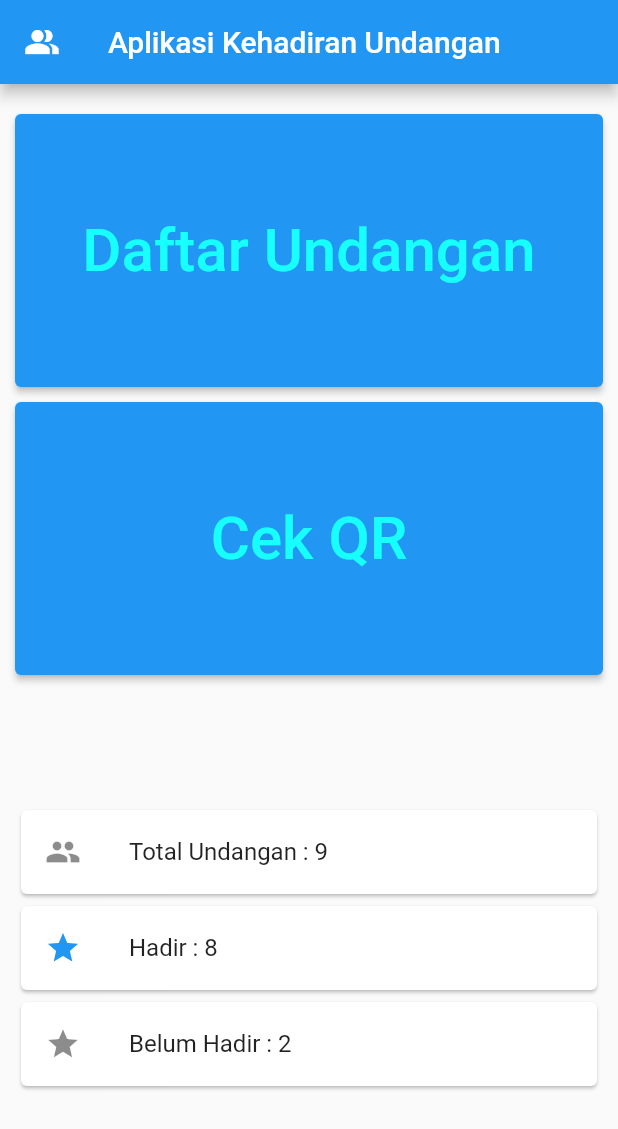
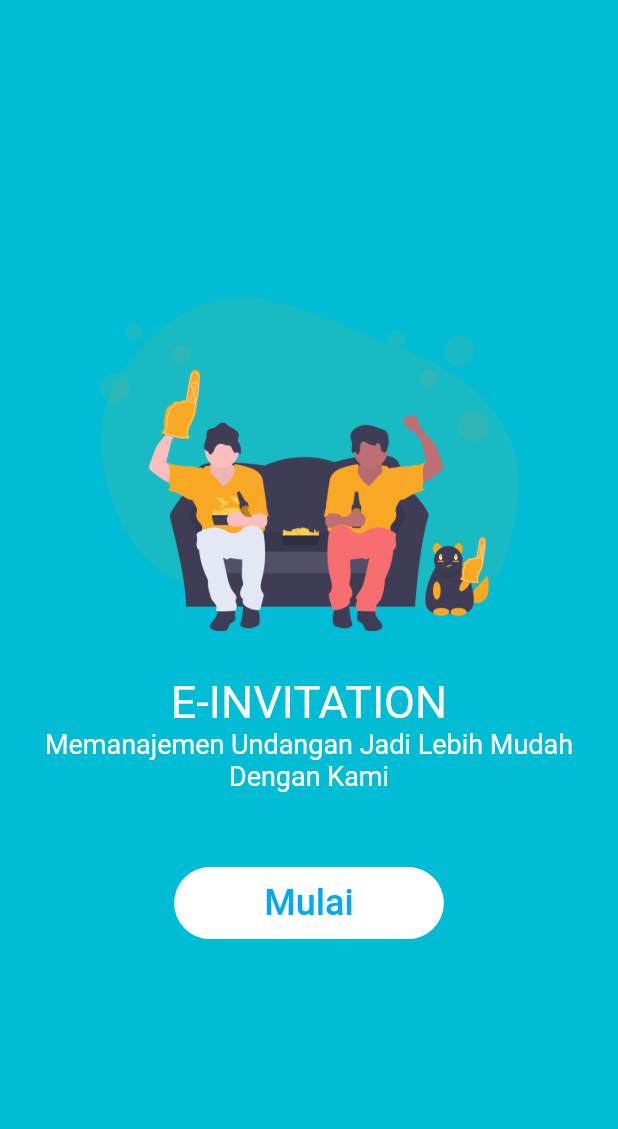
Before and after one commit to deyan-ardi/mobile-undangan-flutter, a Flutter app: the screen it shows after launch, on a phone screen of 412 x 824 dp. Shown: the top 1129 px of the screen. Run offline on Flutter 3.47's test engine with Material 2 defaults, Android fonts, the phone set to English and light mode, and no system bars; missing offline and left inert: qr_code_scanner; Roboto replaces fonts that are missing (Fonts1).

Commit message:
Penambahan fitur-fitur

```diff
--- /dev/null
+++ b/lib/landing.dart
@@ -0,0 +1,97 @@
+import 'package:flutter/material.dart';
+import 'select_figure.dart';
+
+class LandingPage extends StatelessWidget {
+  @override
+  Widget build(BuildContext context) {
+    return Scaffold(
+      body: Center(
+        child: Column(
+          mainAxisAlignment: MainAxisAlignment.center,
+          children: <Widget>[
+            Picture(),
+            TextName(),
+            TextDescription(),
+            ContinueButton(),
+          ],
+        ),
+      ),
+      backgroundColor: Colors.cyan,
+    );
+  }
+}
+
+class TextName extends StatelessWidget {
+  @override
+  Widget build(BuildContext context) {
+    return Container(
+      child: Text(
+        'E-INVITATION',
+        style: TextStyle(
+          fontFamily: "Fonts1",
+          color: Colors.white,
+          fontSize: 30,
+        ),
+      ),
+      margin: const EdgeInsets.only(top: 30.0),
+    );
+  }
+}
+
+class TextDescription extends StatelessWidget {
+  @override
+  Widget build(BuildContext context) {
+    return Container(
+      child: Padding(
+        padding: EdgeInsets.symmetric(horizontal: 20.0),
+        child: Text(
+          'Memanajemen Undangan Jadi Lebih Mudah Dengan Kami',
+          textAlign: TextAlign.center,
+          style: TextStyle(
+            color: Colors.white,
+            fontSize: 18,
+          ),
+        ),
+      ),
+    );
+  }
+}
+
+class Picture extends StatelessWidget {
+  @override
+  Widget build(BuildContext context) {
+    return Container(
+      child: Image.asset("assets/login.png",
+          width: 280.0, fit: BoxFit.cover),
+    );
+  }
+}
+
+class ContinueButton extends StatelessWidget {
+  @override
+  Widget build(BuildContext context) {
+    return Container(
+      //height: double.infinity,
+      margin: EdgeInsets.only(top: 50),
+      child: FlatButton(
+        shape: RoundedRectangleBorder(
+            borderRadius: BorderRadius.circular(50.0),
+            side: BorderSide(color: Colors.white, width: 2)),
+        color: Colors.white,
+        textColor: Colors.red,
+        padding: EdgeInsets.only(top: 10.0, bottom: 10.0, left: 60, right: 60),
+        onPressed: () {
+          Navigator.push(
+            context,
+            MaterialPageRoute(builder: (context) => SelectFigure()),
+          );
+        },
+        child: Text(
+          "Mulai",
+          style: TextStyle(
+              fontSize: 24, fontWeight: FontWeight.w500, color: Colors.lightBlue),
+        ),
+      ),
+    );
+  }
+}
--- a/lib/main.dart
+++ b/lib/main.dart
@@ -1,5 +1,5 @@
 import 'package:flutter/material.dart';
-import 'home.dart';
+import 'landing.dart';
 
 void main() {
   runApp(MyApp());
@@ -9,7 +9,7 @@ class MyApp extends StatelessWidget {
   @override
   Widget build(BuildContext context) {
     return MaterialApp(
-      home: Home(),
+      home: LandingPage(),
     );
   }
 }
```
Also changed, not shown: lib/about.dart (added, +246 -0 lines), lib/home.dart (+104 -18 lines), lib/select_figure.dart (added, +123 -0 lines), lib/undanganList.dart (+17 -3 lines), lib/webservice/apiUndangan.dart (+22 -0 lines), pubspec.yaml (+6 -3 lines), assets/login.png (added), assets/result.png (added), assets/select.png (added), assets/start.png (added), assets/vina.jpeg (added).
